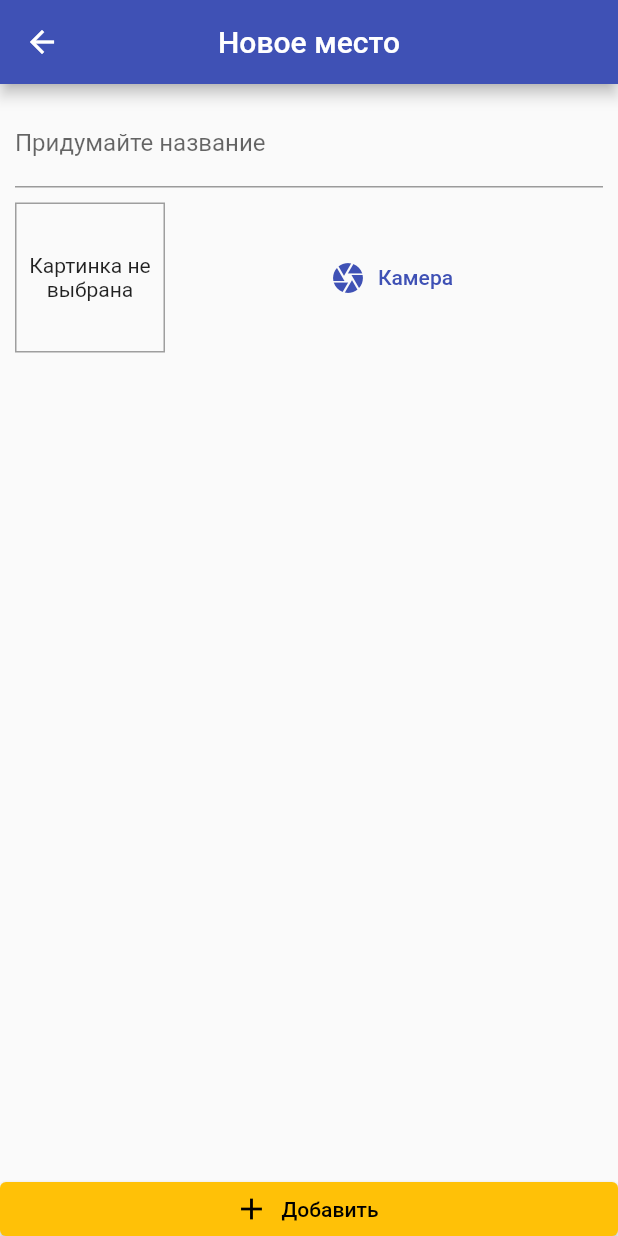
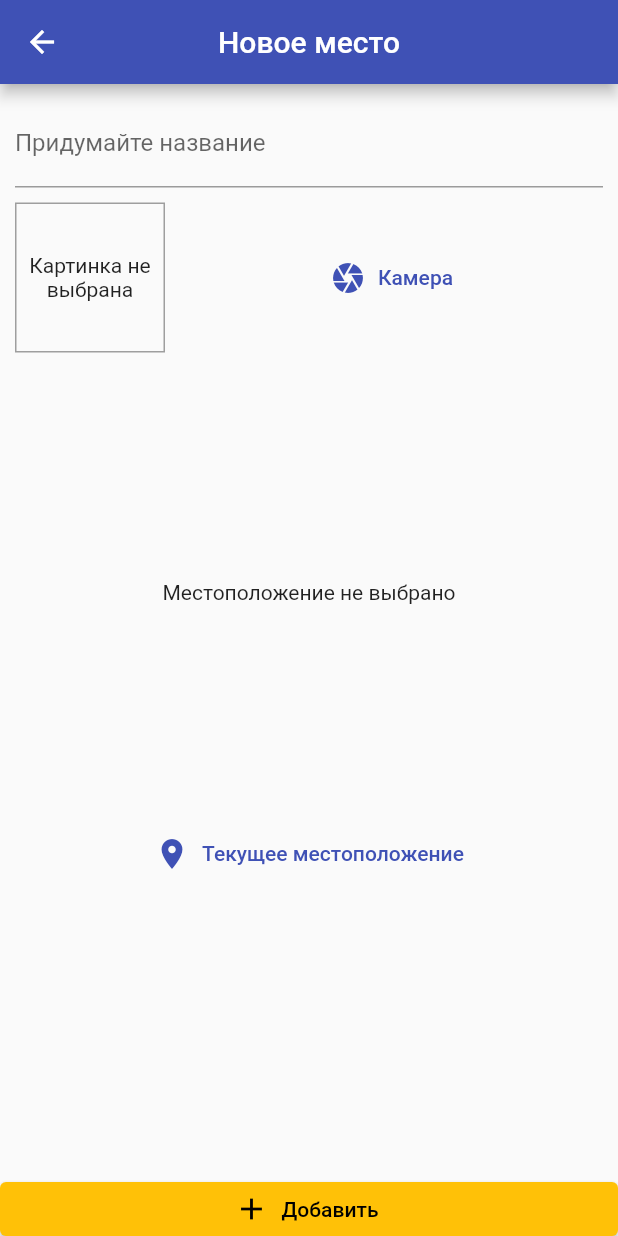
Before and after one commit to Puzikovsa/my_memorable_places, a Flutter app: the AddedPlacePage screen opened by its route, on a phone screen of 412 x 824 dp. Run offline on Flutter 3.47's test engine with Material 2 defaults, Android fonts, the phone set to English and light mode, and no system bars; our stand-ins replace hive_flutter, image_picker; accounts and stored records are empty; generated files the repository leaves out were written again.

Commit message:
added class location_input.dart

```diff
--- a/lib/pages/added_place_page.dart
+++ b/lib/pages/added_place_page.dart
@@ -5,6 +5,7 @@
 import 'package:provider/provider.dart';
 
 import '../widgets/image_input.dart';
+import '../widgets/location_input.dart';
 
 class AddedPlacePage extends StatefulWidget {
   static const String rout = '/add_place';
@@ -57,7 +58,11 @@
                     const SizedBox(
                       height: 10,
                     ),
-                    ImageInput(onSelectImage: _selectImage)
+                    ImageInput(onSelectImage: _selectImage),
+                    const SizedBox(
+                      height: 10,
+                    ),
+                    const LocationInput()
                   ],
                 ),
               ),
--- a/lib/providers/my_places.dart
+++ b/lib/providers/my_places.dart
@@ -38,9 +38,10 @@
   Future<void> updateData(int index, Place newPlace)async {
     var db = await HiveHelper.getDataBase<Place>('user_places');
     if(index < _items.length) {
+      db.putAt(index, newPlace);
       _items.removeAt(index);
       _items.insert(index, newPlace);
-      db.putAt(index, newPlace);
+
     }
     notifyListeners();
   }
--- /dev/null
+++ b/lib/widgets/location_input.dart
@@ -0,0 +1,41 @@
+import 'package:flutter/material.dart';
+
+class LocationInput extends StatefulWidget {
+  const LocationInput({super.key});
+
+  @override
+  State<LocationInput> createState() => _LocationInputState();
+}
+
+class _LocationInputState extends State<LocationInput> {
+  String? _previewImageUrl;
+
+  @override
+  Widget build(BuildContext context) {
+    return Column(
+      children: [
+        Container(
+          height: 300,
+          width: double.infinity,
+          alignment: Alignment.center,
+          child: _previewImageUrl == null
+              ? const Text('Местоположение не выбрано')
+              : Image.network(
+                  _previewImageUrl!,
+                  fit: BoxFit.cover,
+                  width: double.infinity,
+                ),
+        ),
+        Expanded(
+          child: TextButton.icon(
+            onPressed: () {},
+            icon: const Icon(Icons.location_on),
+            label: const Text(
+              'Текущее местоположение',
+            ),
+          ),
+        ),
+      ],
+    );
+  }
+}
--- a/pubspec.yaml
+++ b/pubspec.yaml
@@ -38,6 +38,7 @@
   path_provider: ^2.1.0
   hive: ^2.2.3
   hive_flutter: ^1.1.0
+  location: ^5.0.3
 
 
   # The following adds the Cupertino Icons font to your application.
```
Also changed, not shown: pubspec.lock, 1 other file.
